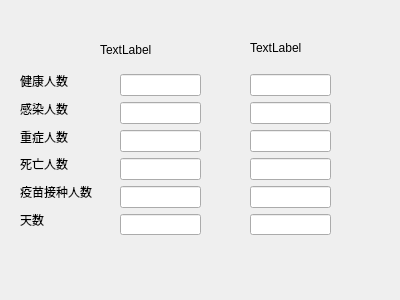
Above: mainProject/contrast.ui from Echooo-294/Epidemic-Simulation before the change. Below: the same form after it.
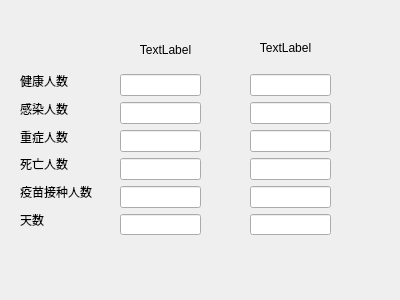
That is the form after the change.

What changed in the file:
```diff
--- a/mainProject/contrast.ui
+++ b/mainProject/contrast.ui
@@ -25,6 +25,9 @@
    <property name="text">
     <string>TextLabel</string>
    </property>
+   <property name="alignment">
+    <set>Qt::AlignCenter</set>
+   </property>
   </widget>
   <widget class="QWidget" name="layoutWidget">
    <property name="geometry">
@@ -83,7 +86,7 @@
   <widget class="QLabel" name="label_2">
    <property name="geometry">
     <rect>
-     <x>250</x>
+     <x>220</x>
      <y>40</y>
      <width>131</width>
      <height>16</height>
@@ -92,8 +95,11 @@
    <property name="text">
     <string>TextLabel</string>
    </property>
+   <property name="alignment">
+    <set>Qt::AlignCenter</set>
+   </property>
   </widget>
-  <widget class="QWidget" name="">
+  <widget class="QWidget" name="layoutWidget">
    <property name="geometry">
     <rect>
      <x>120</x>
@@ -147,7 +153,7 @@
     </item>
    </layout>
   </widget>
-  <widget class="QWidget" name="">
+  <widget class="QWidget" name="layoutWidget">
    <property name="geometry">
     <rect>
      <x>20</x>
```
